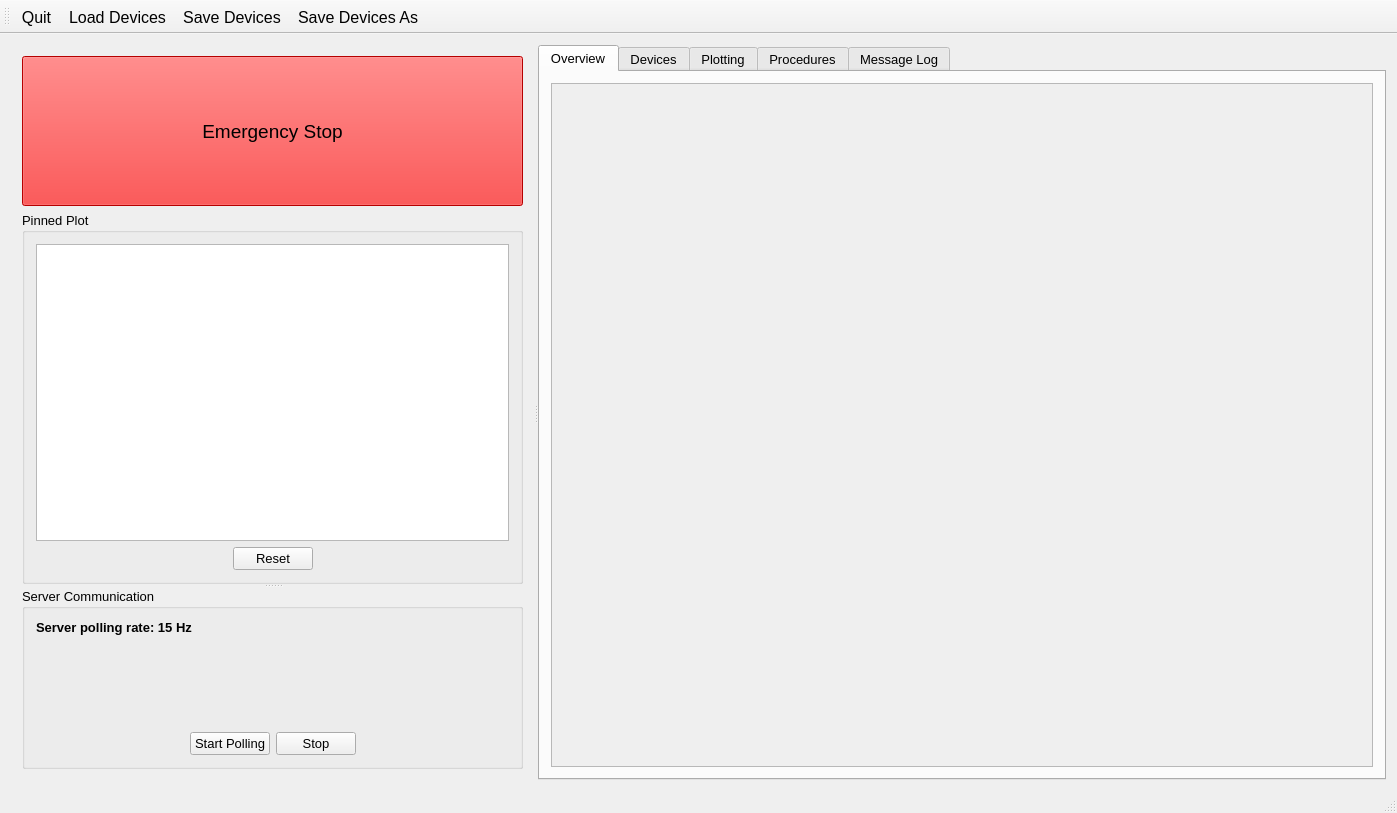
This is Software/ControlSystem/qt/designer/MainWindow.ui in DanielWinklehner/Ion-Source-Control-System as Qt 5 draws it before an edit. The edited form follows.
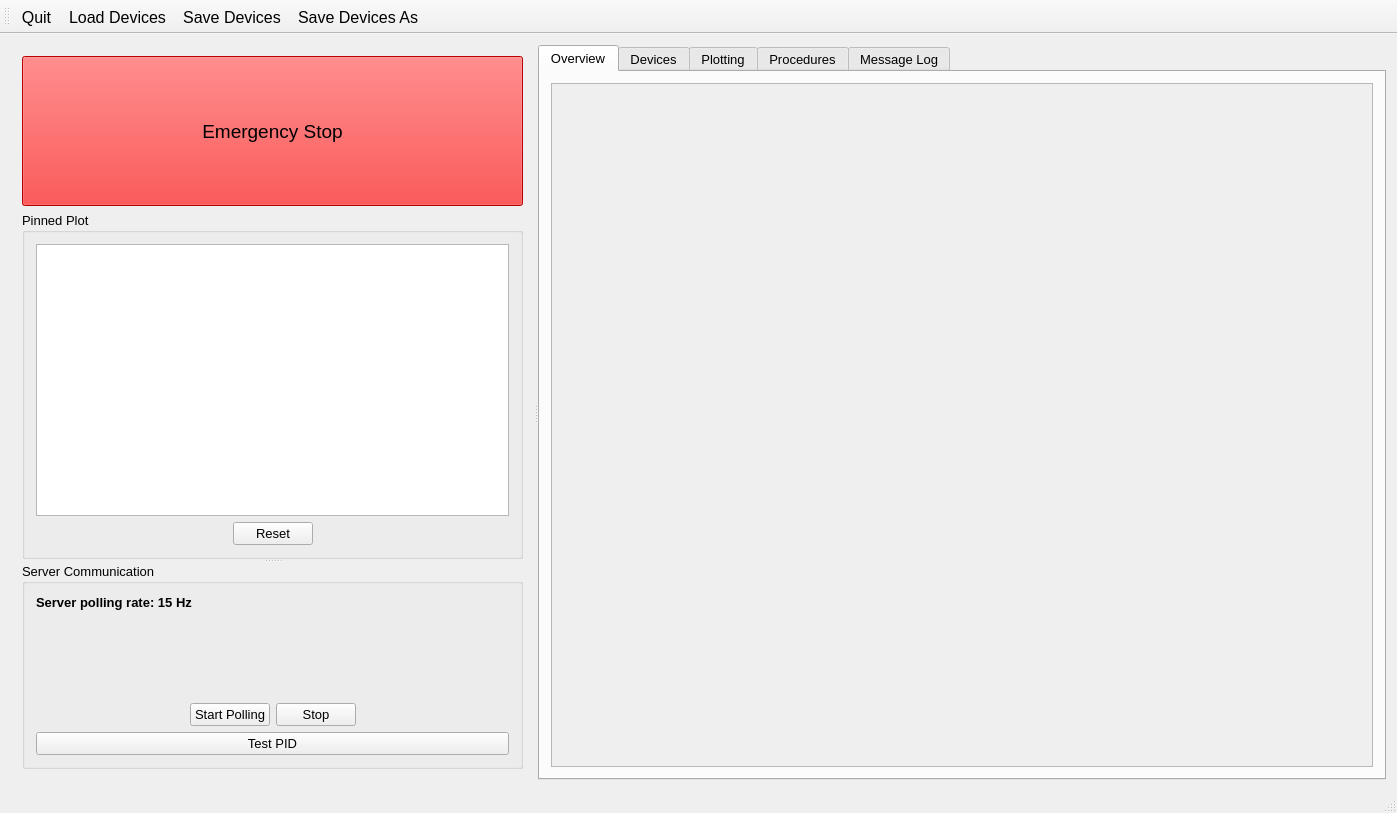
This is the edited form. Custom widgets are drawn as their Qt base class.

The edit to the form file:
```diff
--- a/Software/ControlSystem/qt/designer/MainWindow.ui
+++ b/Software/ControlSystem/qt/designer/MainWindow.ui
@@ -249,6 +249,13 @@
               </item>
              </layout>
             </item>
+            <item>
+             <widget class="QPushButton" name="btnPID">
+              <property name="text">
+               <string>Test PID</string>
+              </property>
+             </widget>
+            </item>
            </layout>
           </widget>
          </widget>
```
